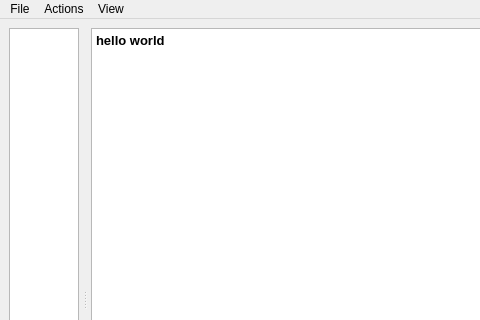
Above: py/gui/chatwindow.ui from mnunberg/yobot before the change; both pictures show x 0 to 480 and y 0 to 320 of the 568 by 721 pixel window. Below: the same form after it.
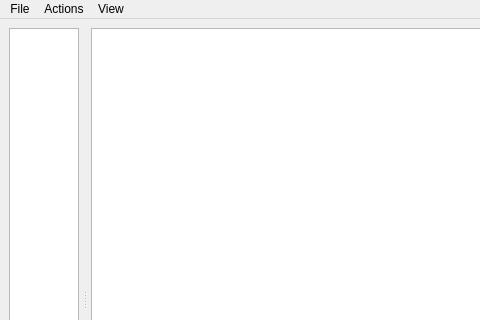
That is the form after the change. Icons and pictures are not drawn.

The edit to the form file:
```diff
--- a/py/gui/chatwindow.ui
+++ b/py/gui/chatwindow.ui
@@ -92,7 +92,7 @@
 &lt;html&gt;&lt;head&gt;&lt;meta name=&quot;qrichtext&quot; content=&quot;1&quot; /&gt;&lt;style type=&quot;text/css&quot;&gt;
 p, li { white-space: pre-wrap; }
 &lt;/style&gt;&lt;/head&gt;&lt;body style=&quot; font-family:'Lucida Grande'; font-size:10pt; font-weight:400; font-style:normal;&quot;&gt;
-&lt;p style=&quot; margin-top:0px; margin-bottom:0px; margin-left:0px; margin-right:0px; -qt-block-indent:0; text-indent:0px;&quot;&gt;&lt;span style=&quot; font-weight:600;&quot;&gt;hello world&lt;/span&gt;&lt;/p&gt;&lt;/body&gt;&lt;/html&gt;</string>
+&lt;p style=&quot;-qt-paragraph-type:empty; margin-top:0px; margin-bottom:0px; margin-left:0px; margin-right:0px; -qt-block-indent:0; text-indent:0px;&quot;&gt;&lt;/p&gt;&lt;/body&gt;&lt;/html&gt;</string>
            </property>
            <property name="openLinks">
             <bool>false</bool>
```
Left out of the diff: 11 changed lines with no effect on the pictures.
